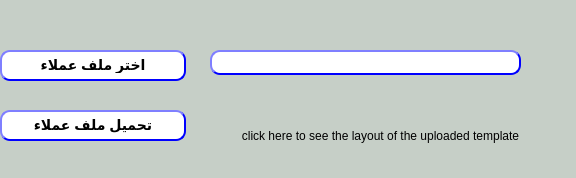
First picture: the form in presentation/loyalty_ui/uploadCustPt.ui, repository shymaa123456/HyperPOS2020, before the edit.
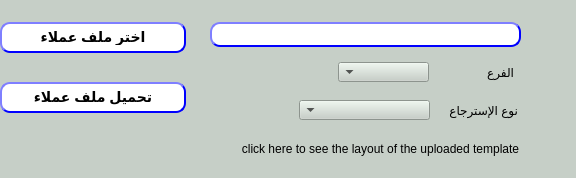
Second picture: the form after the edit.

Commit message: upload customer points

Diff of the .ui file:
```diff
--- a/presentation/loyalty_ui/uploadCustPt.ui
+++ b/presentation/loyalty_ui/uploadCustPt.ui
@@ -22,7 +22,7 @@
    <property name="geometry">
     <rect>
      <x>0</x>
-     <y>110</y>
+     <y>82</y>
      <width>186</width>
      <height>31</height>
     </rect>
@@ -61,7 +61,7 @@
    <property name="geometry">
     <rect>
      <x>0</x>
-     <y>50</y>
+     <y>22</y>
      <width>186</width>
      <height>31</height>
     </rect>
@@ -103,7 +103,7 @@
    <property name="geometry">
     <rect>
      <x>210</x>
-     <y>50</y>
+     <y>22</y>
      <width>311</width>
      <height>25</height>
     </rect>
@@ -137,7 +137,7 @@
    <property name="geometry">
     <rect>
      <x>220</x>
-     <y>120</y>
+     <y>133</y>
      <width>321</width>
      <height>31</height>
     </rect>
@@ -161,6 +161,64 @@
     <bool>true</bool>
    </property>
   </widget>
+  <widget class="QComboBox" name="CMB_branch">
+   <property name="geometry">
+    <rect>
+     <x>338</x>
+     <y>62</y>
+     <width>91</width>
+     <height>20</height>
+    </rect>
+   </property>
+   <property name="layoutDirection">
+    <enum>Qt::RightToLeft</enum>
+   </property>
+  </widget>
+  <widget class="QLabel" name="label_11">
+   <property name="geometry">
+    <rect>
+     <x>473</x>
+     <y>62</y>
+     <width>41</width>
+     <height>20</height>
+    </rect>
+   </property>
+   <property name="layoutDirection">
+    <enum>Qt::RightToLeft</enum>
+   </property>
+   <property name="text">
+    <string>الفرع</string>
+   </property>
+  </widget>
+  <widget class="QComboBox" name="CMB_redeemType">
+   <property name="geometry">
+    <rect>
+     <x>299</x>
+     <y>100</y>
+     <width>131</width>
+     <height>20</height>
+    </rect>
+   </property>
+   <property name="layoutDirection">
+    <enum>Qt::RightToLeft</enum>
+   </property>
+  </widget>
+  <widget class="QLabel" name="label_12">
+   <property name="geometry">
+    <rect>
+     <x>447</x>
+     <y>100</y>
+     <width>71</width>
+     <height>20</height>
+    </rect>
+   </property>
+   <property name="layoutDirection">
+    <enum>Qt::RightToLeft</enum>
+   </property>
+   <property name="text">
+    <string>نوع الإسترجاع</string>
+   </property>
+  </widget>
  </widget>
  <resources/>
  <connections/>
```
The commit also changes 2 other files.
